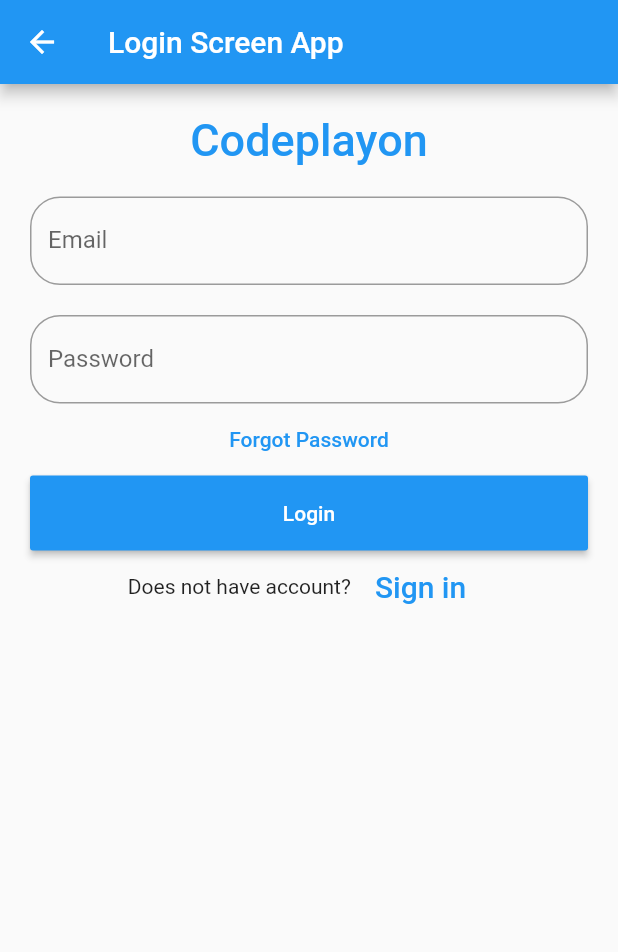
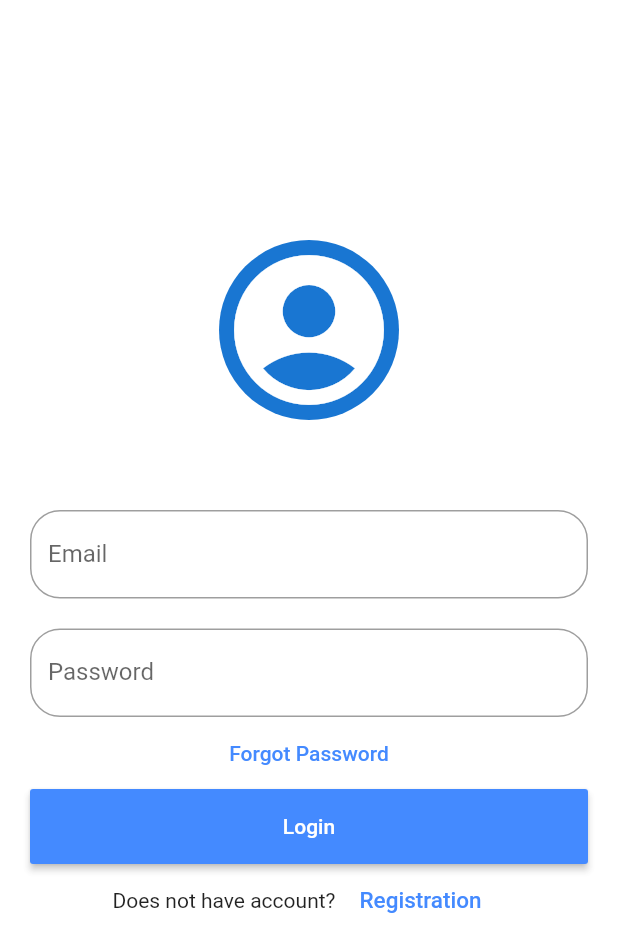
Before and after one commit to JayBhakhar/hostel_app, a Flutter app: the LoginPage screen opened directly, on a phone screen of 412 x 824 dp. Shown: the top 952 px of the screen. Run offline on Flutter 3.47's test engine with Material 2 defaults, Android fonts, the phone set to English and light mode, and no system bars.

Commit message:
login page

```diff
--- a/lib/login.dart
+++ b/lib/login.dart
@@ -7,37 +7,42 @@ class LoginPage extends StatefulWidget {
 }
 
 class _State extends State<LoginPage> {
-  TextEditingController nameController = TextEditingController();
-  TextEditingController passwordController = TextEditingController();
+  TextEditingController login = TextEditingController();
+  TextEditingController password = TextEditingController();
 
   @override
   Widget build(BuildContext context) {
     return Scaffold(
-      appBar: AppBar(
-        title: Text('Login Screen App'),
-      ),
+      backgroundColor: Colors.white60,
       body: Padding(
         padding: EdgeInsets.all(10),
         child: ListView(
           children: <Widget>[
-            Container(
-                alignment: Alignment.center,
-                padding: EdgeInsets.all(10),
-                child: Text(
-                  'Codeplayon',
-                  style: TextStyle(
-                      color: Colors.blue,
-                      fontWeight: FontWeight.w500,
-                      fontSize: 30),
-                )),
+            SizedBox(
+              height: 150,
+            ),
+            CircleAvatar(
+              radius: 60,
+              child: Icon(
+                Icons.account_circle_sharp,
+                size: 120,
+                color: Colors.white,
+              ),
+            ),
+            SizedBox(
+              height: 50,
+            ),
             Container(
               padding: EdgeInsets.all(10),
               child: TextField(
-                controller: nameController,
+                controller: login,
                 decoration: InputDecoration(
                   border: OutlineInputBorder(
                     borderRadius: BorderRadius.circular(20.0),
-                    borderSide: BorderSide(color: Colors.blue, width: 1.5),
+                    borderSide: BorderSide(
+                      color: Colors.white,
+                      width: 1.5,
+                    ),
                   ),
                   labelText: 'Email',
                 ),
@@ -47,11 +52,14 @@ class _State extends State<LoginPage> {
               padding: EdgeInsets.fromLTRB(10, 10, 10, 0),
               child: TextField(
                 obscureText: true,
-                controller: passwordController,
+                controller: password,
                 decoration: InputDecoration(
                   border: OutlineInputBorder(
                     borderRadius: BorderRadius.circular(20.0),
-                    borderSide: BorderSide(color: Colors.blue, width: 1.5),
+                    borderSide: BorderSide(
+                      color: Colors.blue,
+                      width: 20,
+                    ),
                   ),
                   labelText: 'Password',
                 ),
@@ -61,7 +69,7 @@ class _State extends State<LoginPage> {
               onPressed: () {
                 //forgot password screen
               },
-              textColor: Colors.blue,
+              textColor: Colors.blueAccent,
               child: Text('Forgot Password'),
             ),
             Container(
@@ -69,7 +77,7 @@ class _State extends State<LoginPage> {
               padding: EdgeInsets.fromLTRB(10, 0, 10, 0),
               child: RaisedButton(
                 textColor: Colors.white,
-                color: Colors.blue,
+                color: Colors.blueAccent,
                 child: Text('Login'),
                 onPressed: () async {
                   // print(nameController.text);
@@ -78,8 +86,8 @@ class _State extends State<LoginPage> {
                   Map<String, String> headers = {
                     "Content-type": "application/json"
                   };
-                  String json = '{"login":"${nameController.text}",'
-                      '"password":"${passwordController.text}"}';
+                  String json = '{"login":"${login.text}",'
+                      '"password":"${password.text}"}';
 
                   // make POST request
                   Response response =
@@ -102,8 +110,11 @@ class _State extends State<LoginPage> {
                 FlatButton(
                   textColor: Colors.blue,
                   child: Text(
-                    'Sign in',
-                    style: TextStyle(fontSize: 20),
+                    'Registration',
+                    style: TextStyle(
+                      fontSize: 15,
+                      color: Colors.blueAccent,
+                    ),
                   ),
                   onPressed: () {
                     //signup(registaion) screen
```
Also changed, not shown: lib/main.dart (+2 -19 lines), lib/registration.dart (+95 -63 lines).
